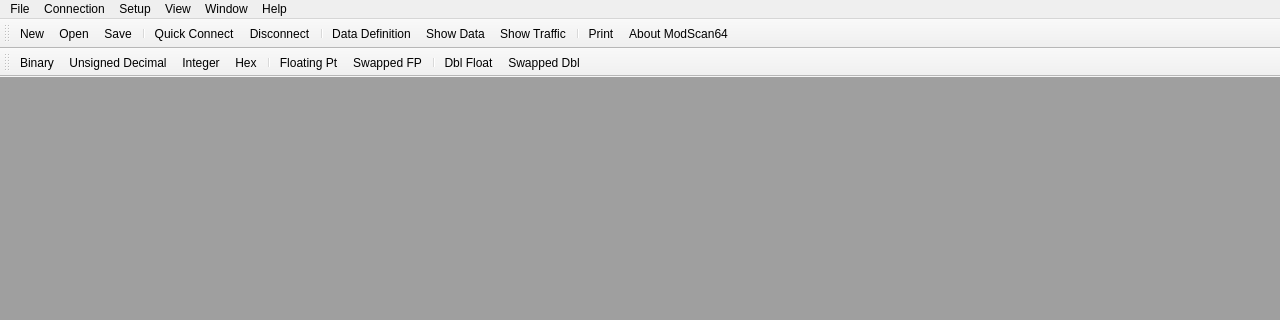
First picture: the form in omodscan/mainwindow.ui, repository sanny32/OpenModScan, before the edit; both pictures show x 0 to 1280 and y 0 to 320 of the 1280 by 720 pixel window.
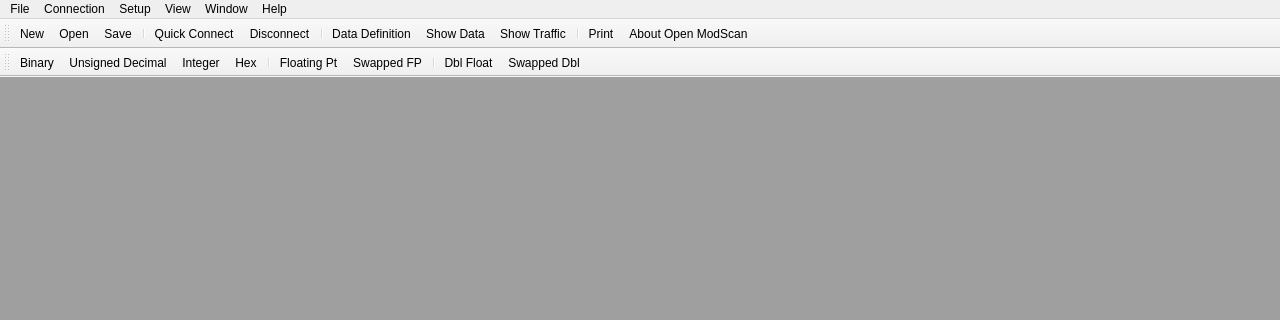
Second picture: the form after the edit. Icons and pictures are not drawn.

Commit message: Correct menu about

```diff
--- a/omodscan/mainwindow.ui
+++ b/omodscan/mainwindow.ui
@@ -557,7 +557,7 @@
      <normaloff>:/res/actionAbout.png</normaloff>:/res/actionAbout.png</iconset>
    </property>
    <property name="text">
-    <string>About ModScan64...</string>
+    <string>About Open ModScan...</string>
    </property>
   </action>
   <action name="actionWindows">
```
